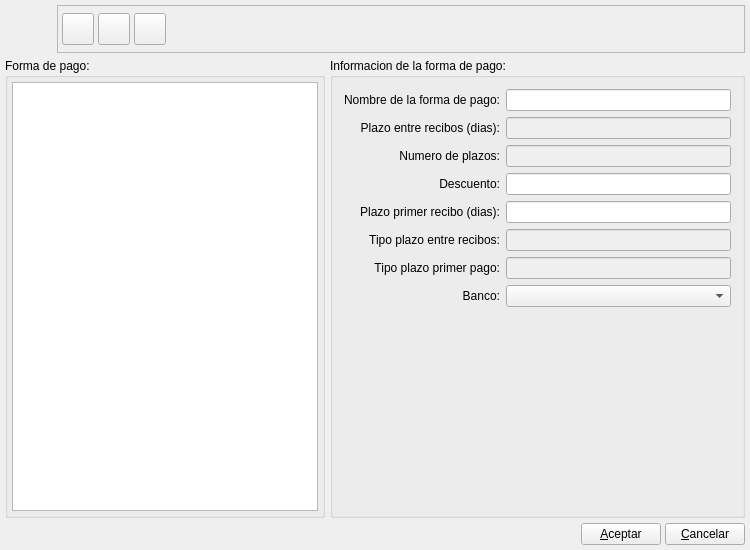
Before: the Qt Designer form bulmages/bulmafact/plugins/pluginbf_formasdepago/fpagobase.ui in eboladev/Bulmages-1, drawn with Qt 5.
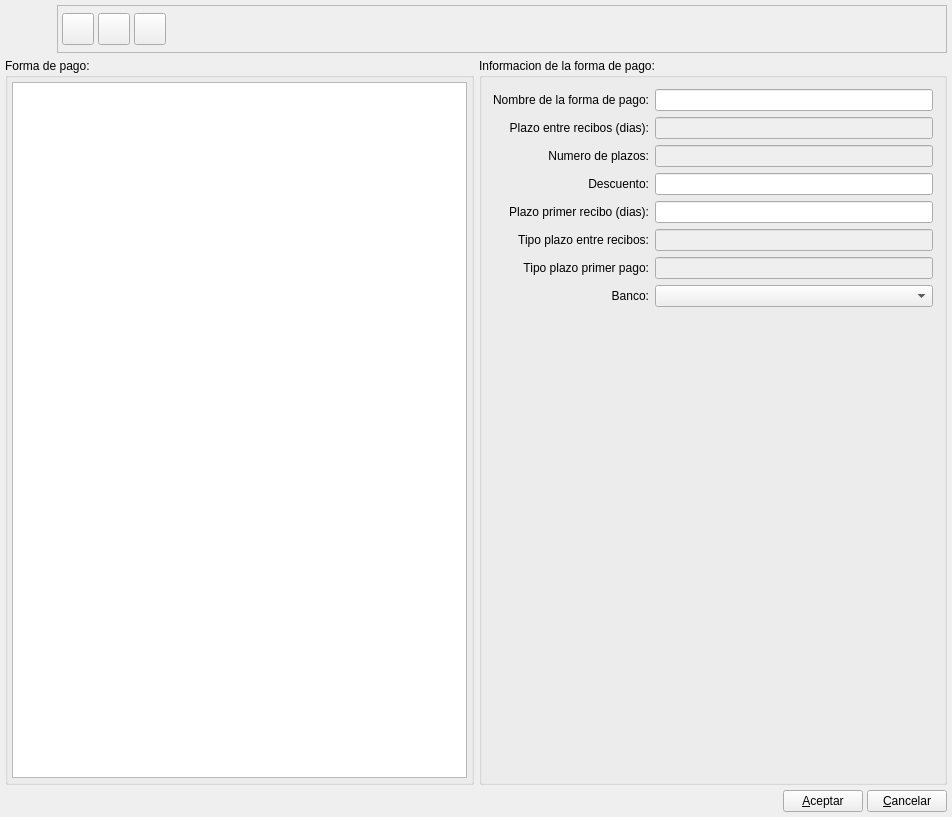
After: the same form once the commit is applied. Icons and pictures are not drawn. Custom widgets are drawn as their Qt base class.

```diff
--- a/bulmages/bulmafact/plugins/pluginbf_formasdepago/fpagobase.ui
+++ b/bulmages/bulmafact/plugins/pluginbf_formasdepago/fpagobase.ui
@@ -6,8 +6,8 @@
    <rect>
     <x>0</x>
     <y>0</y>
-    <width>750</width>
-    <height>550</height>
+    <width>952</width>
+    <height>817</height>
    </rect>
   </property>
   <property name="minimumSize">
@@ -205,7 +205,27 @@
       <item row="7" column="1">
        <widget class="BfBuscarBanco" name="mui_idbanco"/>
       </item>
+      <item row="8" column="0" colspan="2">
+       <widget class="QWidget" name="mui_plugin_frame" native="true">
+        <property name="minimumSize">
+         <size>
+          <width>0</width>
+          <height>2</height>
+         </size>
+        </property>
+       </widget>
+      </item>
       <item row="9" column="0" colspan="2">
+       <widget class="QFrame" name="m_frameplugin">
+        <property name="frameShape">
+         <enum>QFrame::NoFrame</enum>
+        </property>
+        <property name="frameShadow">
+         <enum>QFrame::Plain</enum>
+        </property>
+       </widget>
+      </item>
+      <item row="10" column="0" colspan="2">
        <spacer>
         <property name="orientation">
          <enum>Qt::Vertical</enum>
@@ -221,16 +241,6 @@
         </property>
        </spacer>
       </item>
-      <item row="8" column="0" colspan="2">
-       <widget class="QWidget" name="mui_plugin_frame" native="true">
-        <property name="minimumSize">
-         <size>
-          <width>0</width>
-          <height>2</height>
-         </size>
-        </property>
-       </widget>
-      </item>
      </layout>
     </widget>
    </item>
```
Left out of the diff: 2 changed lines with no effect on the pictures.
